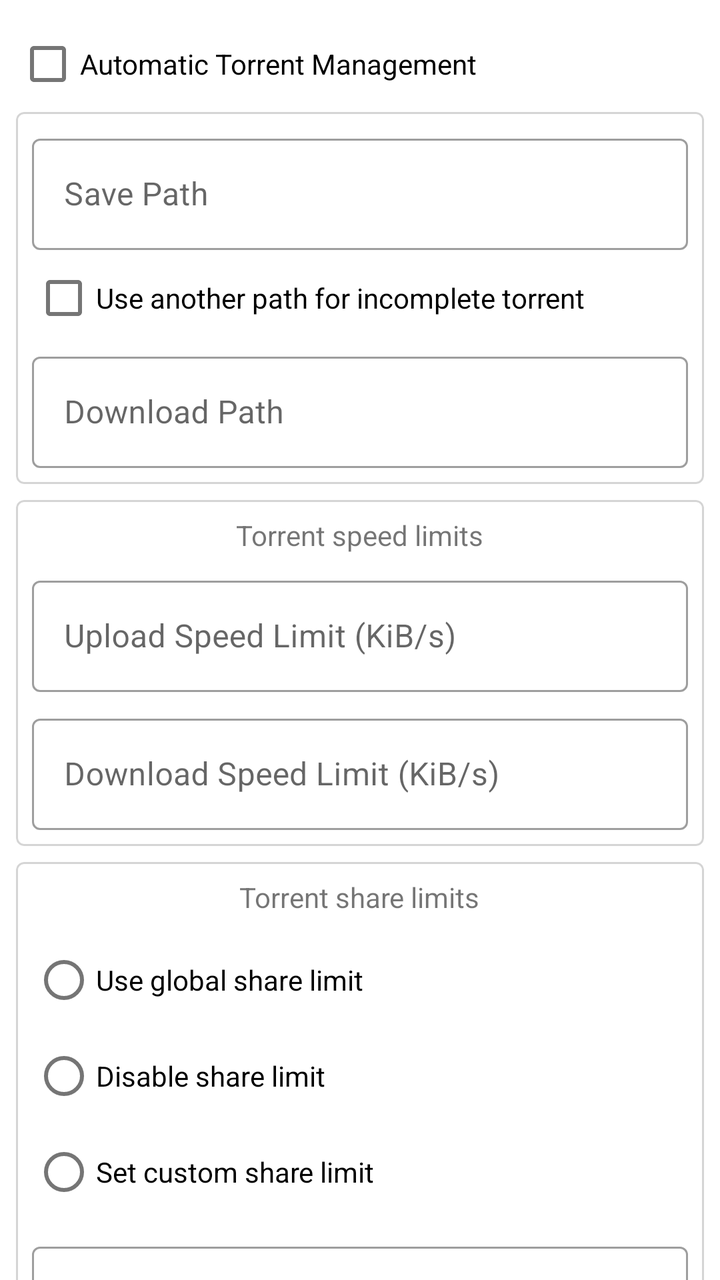
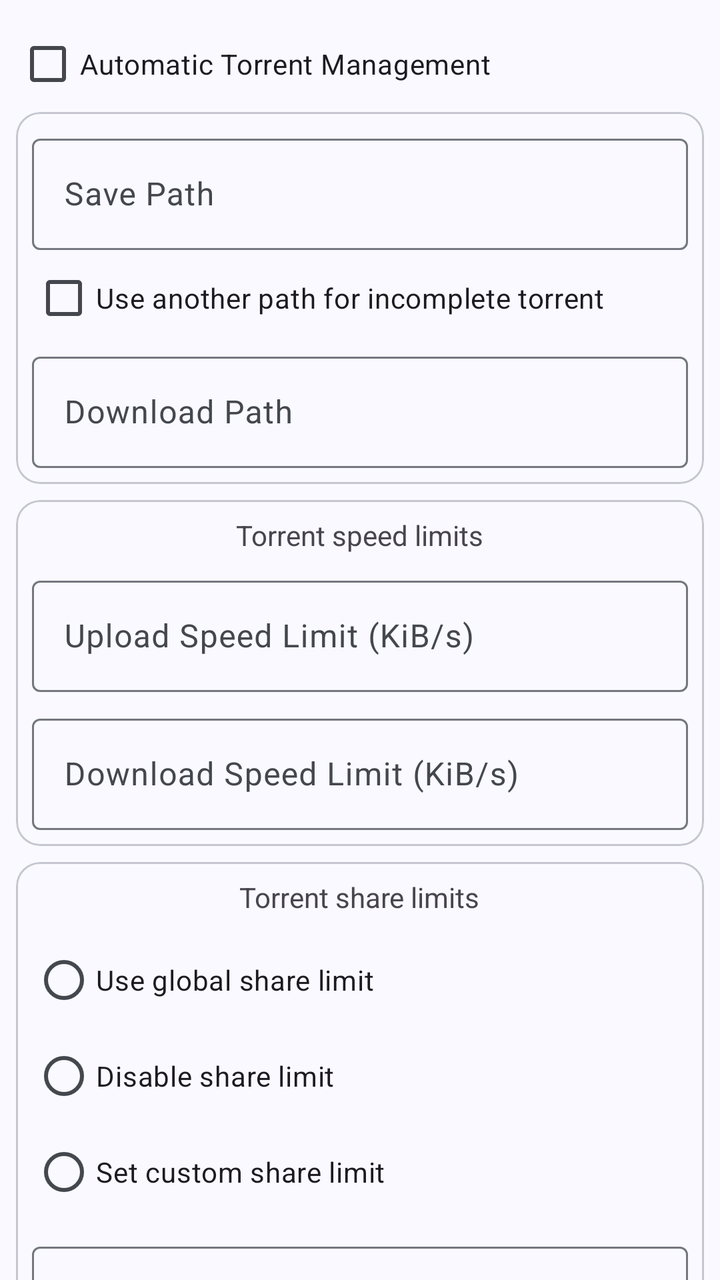

Two renders of the same Android screen: before a commit and after it. Below are the layout's source before the change and the commit's diff.
<!-- AndroidManifest.xml: application theme AppTheme -->
<!-- res/layout/dialog_torrent_options.xml -->
<?xml version="1.0" encoding="utf-8"?>
<ScrollView xmlns:android="http://schemas.android.com/apk/res/android"
    xmlns:app="http://schemas.android.com/apk/res-auto"
    android:layout_width="match_parent"
    android:layout_height="match_parent"
    android:scrollbars="none">

    <LinearLayout
        android:layout_width="match_parent"
        android:layout_height="wrap_content"
        android:orientation="vertical"
        android:padding="8dp">

        <com.google.android.material.checkbox.MaterialCheckBox
            android:id="@+id/checkbox_auto_tmm"
            android:layout_width="match_parent"
            android:layout_height="wrap_content"
            android:text="@string/torrent_option_automatic_torrent_management" />

        <com.google.android.material.card.MaterialCardView
            android:layout_width="match_parent"
            android:layout_height="wrap_content"
            app:cardElevation="0dp"
            app:strokeColor="@color/card_border"
            app:strokeWidth="1dp">

            <LinearLayout
                android:layout_width="match_parent"
                android:layout_height="wrap_content"
                android:orientation="vertical"
                android:padding="8dp">

                <com.google.android.material.textfield.TextInputLayout
                    android:id="@+id/input_layout_save_path"
                    style="@style/Widget.MaterialComponents.TextInputLayout.OutlinedBox"
                    android:layout_width="match_parent"
                    android:layout_height="wrap_content">

                    <com.google.android.material.textfield.TextInputEditText
                        android:layout_width="match_parent"
                        android:layout_height="wrap_content"
                        android:hint="@string/torrent_add_save_path"
                        android:inputType="text" />

                </com.google.android.material.textfield.TextInputLayout>

                <com.google.android.material.checkbox.MaterialCheckBox
                    android:id="@+id/checkbox_download_path"
                    android:layout_width="match_parent"
                    android:layout_height="wrap_content"
                    android:text="@string/torrent_option_download_path_enable" />

                <com.google.android.material.textfield.TextInputLayout
                    android:id="@+id/input_layout_download_path"
                    style="@style/Widget.MaterialComponents.TextInputLayout.OutlinedBox"
                    android:layout_width="match_parent"
                    android:layout_height="wrap_content">

                    <com.google.android.material.textfield.TextInputEditText
                        android:layout_width="match_parent"
                        android:layout_height="wrap_content"
                        android:hint="@string/torrent_option_download_path"
                        android:inputType="text" />

                </com.google.android.material.textfield.TextInputLayout>

            </LinearLayout>

        </com.google.android.material.card.MaterialCardView>

        <com.google.android.material.card.MaterialCardView
            android:layout_width="match_parent"
            android:layout_height="wrap_content"
            android:layout_marginTop="8dp"
            app:cardElevation="0dp"
            app:strokeColor="@color/card_border"
            app:strokeWidth="1dp">

            <LinearLayout
                android:layout_width="match_parent"
                android:layout_height="wrap_content"
                android:orientation="vertical"
                android:padding="8dp">

                <TextView
                    android:layout_width="wrap_content"
                    android:layout_height="wrap_content"
                    android:layout_gravity="center_horizontal"
                    android:text="@string/torrent_option_speed_limit" />

                <com.google.android.material.textfield.TextInputLayout
                    android:id="@+id/input_layout_up_speed_limit"
                    style="@style/Widget.MaterialComponents.TextInputLayout.OutlinedBox"
                    android:layout_width="match_parent"
                    android:layout_height="wrap_content"
                    android:layout_marginTop="8dp">

                    <com.google.android.material.textfield.TextInputEditText
                        android:layout_width="match_parent"
                        android:layout_height="wrap_content"
                        android:hint="@string/torrent_option_upload_speed_limit"
                        android:inputType="numberSigned" />

                </com.google.android.material.textfield.TextInputLayout>

                <com.google.android.material.textfield.TextInputLayout
                    android:id="@+id/input_layout_dl_speed_limit"
                    style="@style/Widget.MaterialComponents.TextInputLayout.OutlinedBox"
                    android:layout_width="match_parent"
                    android:layout_height="wrap_content"
                    android:layout_marginTop="8dp">

                    <com.google.android.material.textfield.TextInputEditText
                        android:layout_width="match_parent"
                        android:layout_height="wrap_content"
                        android:hint="@string/torrent_option_download_speed_limit"
                        android:inputType="numberSigned" />

                </com.google.android.material.textfield.TextInputLayout>

            </LinearLayout>

        </com.google.android.material.card.MaterialCardView>

        <com.google.android.material.card.MaterialCardView
            android:layout_width="match_parent"
            android:layout_height="wrap_content"
            android:layout_marginTop="8dp"
            app:cardElevation="0dp"
            app:strokeColor="@color/card_border"
            app:strokeWidth="1dp">

            <LinearLayout
                android:layout_width="match_parent"
                android:layout_height="wrap_content"
                android:orientation="vertical"
                android:padding="8dp">

                <TextView
                    android:layout_width="wrap_content"
                    android:layout_height="wrap_content"
                    android:layout_gravity="center_horizontal"
                    android:text="@string/torrent_option_share_limit" />

                <RadioGroup
                    android:id="@+id/radio_group_limit"
                    android:layout_width="match_parent"
                    android:layout_height="wrap_content"
                    android:layout_marginTop="8dp">

                    <RadioButton
                        android:id="@+id/radio_limit_global"
                        android:layout_width="match_parent"
                        android:layout_height="wrap_content"
                        android:text="@string/torrent_option_share_limit_global" />

                    <RadioButton
                        android:id="@+id/radio_limit_disable"
                        android:layout_width="match_parent"
                        android:layout_height="wrap_content"
                        android:text="@string/torrent_option_share_limit_disable" />

                    <RadioButton
                        android:id="@+id/radio_limit_custom"
                        android:layout_width="match_parent"
                        android:layout_height="wrap_content"
                        android:text="@string/torrent_option_share_limit_custom" />

                </RadioGroup>

                <com.google.android.material.textfield.TextInputLayout
                    android:id="@+id/input_layout_ratio"
                    style="@style/Widget.MaterialComponents.TextInputLayout.OutlinedBox"
                    android:layout_width="match_parent"
                    android:layout_height="wrap_content"
                    android:layout_marginTop="8dp"
                    android:hint="@string/torrent_option_share_limit_ratio">

                    <com.google.android.material.textfield.TextInputEditText
                        android:layout_width="match_parent"
                        android:layout_height="wrap_content"
                        android:inputType="numberDecimal" />

                </com.google.android.material.textfield.TextInputLayout>

                <com.google.android.material.textfield.TextInputLayout
                    android:id="@+id/input_layout_total_minutes"
                    style="@style/Widget.MaterialComponents.TextInputLayout.OutlinedBox"
                    android:layout_width="match_parent"
                    android:layout_height="wrap_content"
                    android:layout_marginTop="8dp"
                    android:hint="@string/torrent_option_share_limit_total_minutes">

                    <com.google.android.material.textfield.TextInputEditText
                        android:layout_width="match_parent"
                        android:layout_height="wrap_content"
                        android:inputType="number" />

                </com.google.android.material.textfield.TextInputLayout>

                <com.google.android.material.textfield.TextInputLayout
                    android:id="@+id/input_layout_inactive_minutes"
                    style="@style/Widget.MaterialComponents.TextInputLayout.OutlinedBox"
                    android:layout_width="match_parent"
                    android:layout_height="wrap_content"
                    android:layout_marginTop="8dp"
                    android:hint="@string/torrent_option_share_limit_inactive_minutes">

                    <com.google.android.material.textfield.TextInputEditText
                        android:layout_width="match_parent"
                        android:layout_height="wrap_content"
                        android:inputType="number" />

                </com.google.android.material.textfield.TextInputLayout>

            </LinearLayout>

        </com.google.android.material.card.MaterialCardView>

        <com.google.android.material.checkbox.MaterialCheckBox
            android:id="@+id/checkbox_prioritize_first_last_pieces"
            android:layout_width="match_parent"
            android:layout_height="wrap_content"
            android:text="@string/torrent_add_prioritize_first_last_piece" />

        <com.google.android.material.checkbox.MaterialCheckBox
            android:id="@+id/checkbox_sequential_download"
            android:layout_width="match_parent"
            android:layout_height="wrap_content"
            android:text="@string/torrent_add_sequential_download" />

    </LinearLayout>

</ScrollView>
<!-- resources referenced by this layout -->
<resources>
  <color name="card_border">@color/gray</color>
  <style name="AppTheme" parent="Theme.MaterialComponents.DayNight.NoActionBar">
          <item name="colorPrimary">@color/color_primary</item>
          <item name="colorPrimaryDark">@color/color_primary_dark</item>
          <item name="colorPrimaryVariant">@color/color_primary_variant</item>
          <item name="colorOnPrimary">@color/color_on_primary</item>
  
          <item name="colorSecondary">@color/color_secondary</item>
          <item name="colorSecondaryVariant">@color/color_secondary_variant</item>
          <item name="colorOnSecondary">@color/color_on_secondary</item>
  
          <item name="windowActionModeOverlay">true</item>
          <item name="actionBarTheme">@style/AppTheme.ToolbarOverlay</item>
  
          <item name="android:textAlignment">viewStart</item>
  
          <item name="snackbarTextViewStyle">@style/AppTheme.SnackbarTextViewStyle</item>
  
          <item name="android:statusBarColor">@color/status_bar_color</item>
          <item name="android:navigationBarColor">@color/navigation_bar_color</item>
      </style>
  <color name="gray">#D5D5D5</color>
  <color name="color_primary">#03A9F4</color>
  <color name="color_primary_dark">#007AC1</color>
  <color name="color_primary_variant">#007AC1</color>
  <color name="color_on_primary">#FFFFFF</color>
  <color name="color_secondary">#FFB300</color>
  <color name="color_secondary_variant">#C68400</color>
  <color name="color_on_secondary">#000000</color>
  <style name="AppTheme.ToolbarOverlay" parent="ThemeOverlay.MaterialComponents.Dark.ActionBar" />
  <style name="AppTheme.SnackbarTextViewStyle" parent="Widget.MaterialComponents.Snackbar.TextView">
          <item name="android:maxLines">15</item>
      </style>
  <color name="status_bar_color">@color/color_primary</color>
  <color name="navigation_bar_color">@android:color/transparent</color>
  <!-- unchanged entries left out for length: 16 -->
</resources>

<!-- the commit's change to res/layout/dialog_torrent_options.xml (unified diff, before → after) -->
@@ -18,11 +18,10 @@
             android:text="@string/torrent_option_automatic_torrent_management" />
 
         <com.google.android.material.card.MaterialCardView
-            android:layout_width="match_parent"
-            android:layout_height="wrap_content"
-            app:cardElevation="0dp"
-            app:strokeColor="@color/card_border"
-            app:strokeWidth="1dp">
+            style="@style/Widget.Material3.CardView.Outlined"
+            android:layout_width="match_parent"
+            android:layout_height="wrap_content"
+            app:cardBackgroundColor="@android:color/transparent">
 
             <LinearLayout
                 android:layout_width="match_parent"
@@ -32,7 +31,7 @@
 
                 <com.google.android.material.textfield.TextInputLayout
                     android:id="@+id/input_layout_save_path"
-                    style="@style/Widget.MaterialComponents.TextInputLayout.OutlinedBox"
+                    style="@style/Widget.Material3.TextInputLayout.OutlinedBox"
                     android:layout_width="match_parent"
                     android:layout_height="wrap_content">
 
@@ -52,7 +51,7 @@
 
                 <com.google.android.material.textfield.TextInputLayout
                     android:id="@+id/input_layout_download_path"
-                    style="@style/Widget.MaterialComponents.TextInputLayout.OutlinedBox"
+                    style="@style/Widget.Material3.TextInputLayout.OutlinedBox"
                     android:layout_width="match_parent"
                     android:layout_height="wrap_content">
 
@@ -69,12 +68,11 @@
         </com.google.android.material.card.MaterialCardView>
 
         <com.google.android.material.card.MaterialCardView
+            style="@style/Widget.Material3.CardView.Outlined"
             android:layout_width="match_parent"
             android:layout_height="wrap_content"
             android:layout_marginTop="8dp"
-            app:cardElevation="0dp"
-            app:strokeColor="@color/card_border"
-            app:strokeWidth="1dp">
+            app:cardBackgroundColor="@android:color/transparent">
 
             <LinearLayout
                 android:layout_width="match_parent"
@@ -90,7 +88,7 @@
 
                 <com.google.android.material.textfield.TextInputLayout
                     android:id="@+id/input_layout_up_speed_limit"
-                    style="@style/Widget.MaterialComponents.TextInputLayout.OutlinedBox"
+                    style="@style/Widget.Material3.TextInputLayout.OutlinedBox"
                     android:layout_width="match_parent"
                     android:layout_height="wrap_content"
                     android:layout_marginTop="8dp">
@@ -105,7 +103,7 @@
 
                 <com.google.android.material.textfield.TextInputLayout
                     android:id="@+id/input_layout_dl_speed_limit"
-                    style="@style/Widget.MaterialComponents.TextInputLayout.OutlinedBox"
+                    style="@style/Widget.Material3.TextInputLayout.OutlinedBox"
                     android:layout_width="match_parent"
                     android:layout_height="wrap_content"
                     android:layout_marginTop="8dp">
@@ -123,12 +121,11 @@
         </com.google.android.material.card.MaterialCardView>
 
         <com.google.android.material.card.MaterialCardView
+            style="@style/Widget.Material3.CardView.Outlined"
             android:layout_width="match_parent"
             android:layout_height="wrap_content"
             android:layout_marginTop="8dp"
-            app:cardElevation="0dp"
-            app:strokeColor="@color/card_border"
-            app:strokeWidth="1dp">
+            app:cardBackgroundColor="@android:color/transparent">
 
             <LinearLayout
                 android:layout_width="match_parent"
@@ -170,7 +167,7 @@
 
                 <com.google.android.material.textfield.TextInputLayout
                     android:id="@+id/input_layout_ratio"
-                    style="@style/Widget.MaterialComponents.TextInputLayout.OutlinedBox"
+                    style="@style/Widget.Material3.TextInputLayout.OutlinedBox"
                     android:layout_width="match_parent"
                     android:layout_height="wrap_content"
                     android:layout_marginTop="8dp"
@@ -185,7 +182,7 @@
 
                 <com.google.android.material.textfield.TextInputLayout
                     android:id="@+id/input_layout_total_minutes"
-                    style="@style/Widget.MaterialComponents.TextInputLayout.OutlinedBox"
+                    style="@style/Widget.Material3.TextInputLayout.OutlinedBox"
                     android:layout_width="match_parent"
                     android:layout_height="wrap_content"
                     android:layout_marginTop="8dp"
@@ -200,7 +197,7 @@
 
                 <com.google.android.material.textfield.TextInputLayout
                     android:id="@+id/input_layout_inactive_minutes"
-                    style="@style/Widget.MaterialComponents.TextInputLayout.OutlinedBox"
+                    style="@style/Widget.Material3.TextInputLayout.OutlinedBox"
                     android:layout_width="match_parent"
                     android:layout_height="wrap_content"
                     android:layout_marginTop="8dp"
<!-- resource entries referenced after the edit -->
@@ -1,40 +1,107 @@
 <!-- resources referenced by this layout -->
 <resources>
-  <color name="card_border">@color/gray</color>
-  <style name="AppTheme" parent="Theme.MaterialComponents.DayNight.NoActionBar">
-          <item name="colorPrimary">@color/color_primary</item>
-          <item name="colorPrimaryDark">@color/color_primary_dark</item>
-          <item name="colorPrimaryVariant">@color/color_primary_variant</item>
-          <item name="colorOnPrimary">@color/color_on_primary</item>
+  <style name="AppTheme" parent="Theme.Material3.DayNight.NoActionBar">
+          <item name="colorPrimary">@color/md_theme_primary</item>
+          <item name="colorOnPrimary">@color/md_theme_onPrimary</item>
+          <item name="colorPrimaryContainer">@color/md_theme_primaryContainer</item>
+          <item name="colorOnPrimaryContainer">@color/md_theme_onPrimaryContainer</item>
+          <item name="colorSecondary">@color/md_theme_secondary</item>
+          <item name="colorOnSecondary">@color/md_theme_onSecondary</item>
+          <item name="colorSecondaryContainer">@color/md_theme_secondaryContainer</item>
+          <item name="colorOnSecondaryContainer">@color/md_theme_onSecondaryContainer</item>
+          <item name="colorTertiary">@color/md_theme_tertiary</item>
+          <item name="colorOnTertiary">@color/md_theme_onTertiary</item>
+          <item name="colorTertiaryContainer">@color/md_theme_tertiaryContainer</item>
+          <item name="colorOnTertiaryContainer">@color/md_theme_onTertiaryContainer</item>
+          <item name="colorError">@color/md_theme_error</item>
+          <item name="colorOnError">@color/md_theme_onError</item>
+          <item name="colorErrorContainer">@color/md_theme_errorContainer</item>
+          <item name="colorOnErrorContainer">@color/md_theme_onErrorContainer</item>
+          <item name="android:colorBackground">@color/md_theme_background</item>
+          <item name="colorOnBackground">@color/md_theme_onBackground</item>
+          <item name="colorSurface">@color/md_theme_surface</item>
+          <item name="colorOnSurface">@color/md_theme_onSurface</item>
+          <item name="colorSurfaceVariant">@color/md_theme_surfaceVariant</item>
+          <item name="colorOnSurfaceVariant">@color/md_theme_onSurfaceVariant</item>
+          <item name="colorOutline">@color/md_theme_outline</item>
+          <item name="colorOutlineVariant">@color/md_theme_outlineVariant</item>
+          <item name="colorSurfaceInverse">@color/md_theme_inverseSurface</item>
+          <item name="colorOnSurfaceInverse">@color/md_theme_inverseOnSurface</item>
+          <item name="colorPrimaryInverse">@color/md_theme_inversePrimary</item>
+          <item name="colorPrimaryFixed">@color/md_theme_primaryFixed</item>
+          <item name="colorOnPrimaryFixed">@color/md_theme_onPrimaryFixed</item>
+          <item name="colorPrimaryFixedDim">@color/md_theme_primaryFixedDim</item>
+          <item name="colorOnPrimaryFixedVariant">@color/md_theme_onPrimaryFixedVariant</item>
+          <item name="colorSecondaryFixed">@color/md_theme_secondaryFixed</item>
+          <item name="colorOnSecondaryFixed">@color/md_theme_onSecondaryFixed</item>
+          <item name="colorSecondaryFixedDim">@color/md_theme_secondaryFixedDim</item>
+          <item name="colorOnSecondaryFixedVariant">@color/md_theme_onSecondaryFixedVariant</item>
+          <item name="colorTertiaryFixed">@color/md_theme_tertiaryFixed</item>
+          <item name="colorOnTertiaryFixed">@color/md_theme_onTertiaryFixed</item>
+          <item name="colorTertiaryFixedDim">@color/md_theme_tertiaryFixedDim</item>
+          <item name="colorOnTertiaryFixedVariant">@color/md_theme_onTertiaryFixedVariant</item>
+          <item name="colorSurfaceDim">@color/md_theme_surfaceDim</item>
+          <item name="colorSurfaceBright">@color/md_theme_surfaceBright</item>
+          <item name="colorSurfaceContainerLowest">@color/md_theme_surfaceContainerLowest</item>
+          <item name="colorSurfaceContainerLow">@color/md_theme_surfaceContainerLow</item>
+          <item name="colorSurfaceContainer">@color/md_theme_surfaceContainer</item>
+          <item name="colorSurfaceContainerHigh">@color/md_theme_surfaceContainerHigh</item>
+          <item name="colorSurfaceContainerHighest">@color/md_theme_surfaceContainerHighest</item>
   
-          <item name="colorSecondary">@color/color_secondary</item>
-          <item name="colorSecondaryVariant">@color/color_secondary_variant</item>
-          <item name="colorOnSecondary">@color/color_on_secondary</item>
+          <item name="materialCardViewStyle">@style/Widget.Material3.CardView.Elevated</item>
+          <item name="snackbarTextViewStyle">@style/AppTheme.SnackbarTextViewStyle</item>
   
           <item name="windowActionModeOverlay">true</item>
-          <item name="actionBarTheme">@style/AppTheme.ToolbarOverlay</item>
-  
-          <item name="android:textAlignment">viewStart</item>
-  
-          <item name="snackbarTextViewStyle">@style/AppTheme.SnackbarTextViewStyle</item>
-  
-          <item name="android:statusBarColor">@color/status_bar_color</item>
-          <item name="android:navigationBarColor">@color/navigation_bar_color</item>
       </style>
-  <color name="gray">#D5D5D5</color>
-  <color name="color_primary">#03A9F4</color>
-  <color name="color_primary_dark">#007AC1</color>
-  <color name="color_primary_variant">#007AC1</color>
-  <color name="color_on_primary">#FFFFFF</color>
-  <color name="color_secondary">#FFB300</color>
-  <color name="color_secondary_variant">#C68400</color>
-  <color name="color_on_secondary">#000000</color>
-  <style name="AppTheme.ToolbarOverlay" parent="ThemeOverlay.MaterialComponents.Dark.ActionBar" />
-  <style name="AppTheme.SnackbarTextViewStyle" parent="Widget.MaterialComponents.Snackbar.TextView">
+  <color name="md_theme_primary">#415F91</color>
+  <color name="md_theme_onPrimary">#FFFFFF</color>
+  <color name="md_theme_primaryContainer">#D6E3FF</color>
+  <color name="md_theme_onPrimaryContainer">#001B3E</color>
+  <color name="md_theme_secondary">#565F71</color>
+  <color name="md_theme_onSecondary">#FFFFFF</color>
+  <color name="md_theme_secondaryContainer">#DAE2F9</color>
+  <color name="md_theme_onSecondaryContainer">#131C2B</color>
+  <color name="md_theme_tertiary">#705575</color>
+  <color name="md_theme_onTertiary">#FFFFFF</color>
+  <color name="md_theme_tertiaryContainer">#FAD8FD</color>
+  <color name="md_theme_onTertiaryContainer">#28132E</color>
+  <color name="md_theme_error">#BA1A1A</color>
+  <color name="md_theme_onError">#FFFFFF</color>
+  <color name="md_theme_errorContainer">#FFDAD6</color>
+  <color name="md_theme_onErrorContainer">#410002</color>
+  <color name="md_theme_background">#F9F9FF</color>
+  <color name="md_theme_onBackground">#191C20</color>
+  <color name="md_theme_surface">#F9F9FF</color>
+  <color name="md_theme_onSurface">#191C20</color>
+  <color name="md_theme_surfaceVariant">#E0E2EC</color>
+  <color name="md_theme_onSurfaceVariant">#44474E</color>
+  <color name="md_theme_outline">#74777F</color>
+  <color name="md_theme_outlineVariant">#C4C6D0</color>
+  <color name="md_theme_inverseSurface">#2E3036</color>
+  <color name="md_theme_inverseOnSurface">#F0F0F7</color>
+  <color name="md_theme_inversePrimary">#AAC7FF</color>
+  <color name="md_theme_primaryFixed">#D6E3FF</color>
+  <color name="md_theme_onPrimaryFixed">#001B3E</color>
+  <color name="md_theme_primaryFixedDim">#AAC7FF</color>
+  <color name="md_theme_onPrimaryFixedVariant">#284777</color>
+  <color name="md_theme_secondaryFixed">#DAE2F9</color>
+  <color name="md_theme_onSecondaryFixed">#131C2B</color>
+  <color name="md_theme_secondaryFixedDim">#BEC6DC</color>
+  <color name="md_theme_onSecondaryFixedVariant">#3E4759</color>
+  <color name="md_theme_tertiaryFixed">#FAD8FD</color>
+  <color name="md_theme_onTertiaryFixed">#28132E</color>
+  <color name="md_theme_tertiaryFixedDim">#DDBCE0</color>
+  <color name="md_theme_onTertiaryFixedVariant">#573E5C</color>
+  <color name="md_theme_surfaceDim">#D9D9E0</color>
+  <color name="md_theme_surfaceBright">#F9F9FF</color>
+  <color name="md_theme_surfaceContainerLowest">#FFFFFF</color>
+  <color name="md_theme_surfaceContainerLow">#F3F3FA</color>
+  <color name="md_theme_surfaceContainer">#EDEDF4</color>
+  <color name="md_theme_surfaceContainerHigh">#E7E8EE</color>
+  <color name="md_theme_surfaceContainerHighest">#E2E2E9</color>
+  <style name="AppTheme.SnackbarTextViewStyle" parent="Widget.Material3.Snackbar.TextView">
           <item name="android:maxLines">15</item>
       </style>
-  <color name="status_bar_color">@color/color_primary</color>
-  <color name="navigation_bar_color">@android:color/transparent</color>
   <!-- unchanged entries left out for length: 16 -->
 </resources>
 
